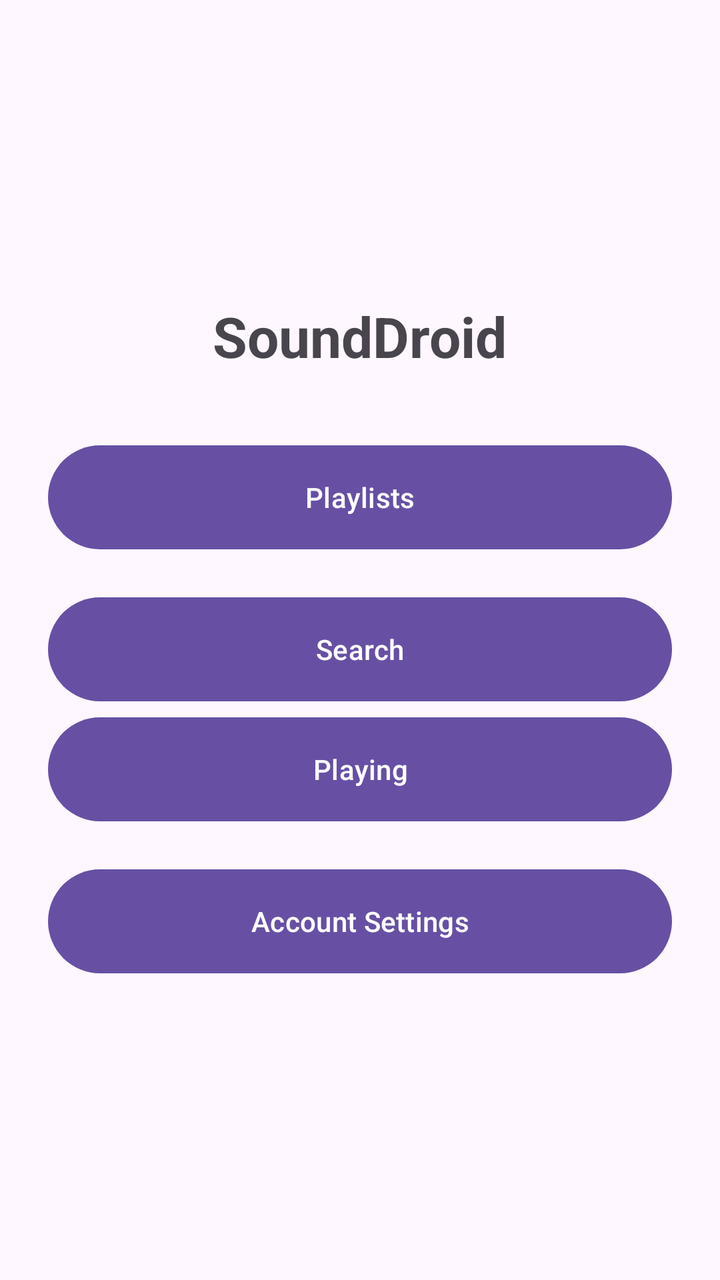
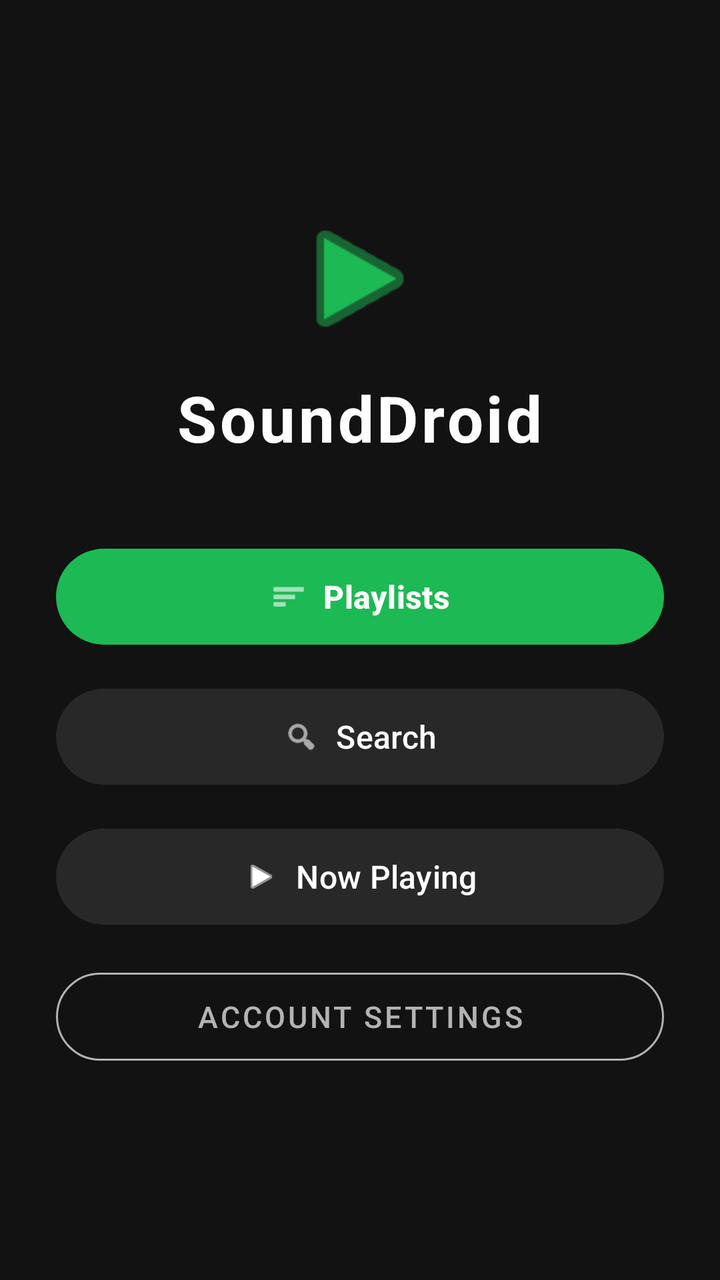

Two renders of the same Android screen: before a commit and after it. Below are the layout's source before the change and the commit's diff.
<!-- AndroidManifest.xml: application theme Theme.DSSMV_ProjectDroid_1230628_1222027 -->
<!-- res/layout/activity_main.xml -->
<?xml version="1.0" encoding="utf-8"?>
<LinearLayout xmlns:android="http://schemas.android.com/apk/res/android"
              android:id="@+id/main"
              android:layout_width="match_parent"
              android:layout_height="match_parent"
              android:gravity="center"
              android:orientation="vertical"
              android:padding="24dp">

    <TextView
            android:layout_width="wrap_content"
            android:layout_height="wrap_content"
            android:layout_marginBottom="32dp"
            android:text="SoundDroid"
            android:textSize="28sp"
            android:textStyle="bold" />

    <Button
            android:id="@+id/btnPlaylists"
            android:layout_width="match_parent"
            android:layout_height="60dp"
            android:layout_marginBottom="16dp"
            android:text="Playlists" />

    <Button
            android:id="@+id/btnSearch"
            android:layout_width="match_parent"
            android:layout_height="60dp"
            android:text="Search" />

    <Button
            android:id="@+id/btnPlayer"
            android:layout_width="match_parent"
            android:layout_height="60dp"
            android:layout_marginBottom="16dp"
            android:text="Playing" />

    <Button
            android:id="@+id/btnSettings"
            android:layout_width="match_parent"
            android:layout_height="60dp"
            android:text="Account Settings" />


</LinearLayout>
<!-- resources referenced by this layout -->
<resources>
  <style name="Theme.DSSMV_ProjectDroid_1230628_1222027" parent="Base.Theme.DSSMV_ProjectDroid_1230628_1222027" />
  <style name="Base.Theme.DSSMV_ProjectDroid_1230628_1222027" parent="Theme.Material3.DayNight.NoActionBar">
          
          
      </style>
</resources>

<!-- the commit's change to res/layout/activity_main.xml (unified diff, before → after) -->
@@ -1,45 +1,89 @@
 <?xml version="1.0" encoding="utf-8"?>
 <LinearLayout xmlns:android="http://schemas.android.com/apk/res/android"
+              xmlns:app="http://schemas.android.com/apk/res-auto"
               android:id="@+id/main"
               android:layout_width="match_parent"
               android:layout_height="match_parent"
+              android:background="#121212"
               android:gravity="center"
               android:orientation="vertical"
-              android:padding="24dp">
+              android:padding="28dp">
+
+    <ImageView
+            android:id="@+id/imgLogo"
+            android:layout_width="72dp"
+            android:layout_height="72dp"
+            android:layout_marginBottom="12dp"
+            android:contentDescription="SoundDroid Logo"
+            android:src="@android:drawable/ic_media_play"
+            app:tint="#1DB954" />
 
     <TextView
             android:layout_width="wrap_content"
             android:layout_height="wrap_content"
-            android:layout_marginBottom="32dp"
+            android:layout_marginBottom="40dp"
+            android:letterSpacing="0.05"
             android:text="SoundDroid"
-            android:textSize="28sp"
+            android:textColor="#FFFFFF"
+            android:textSize="32sp"
             android:textStyle="bold" />
 
-    <Button
+    <com.google.android.material.button.MaterialButton
             android:id="@+id/btnPlaylists"
             android:layout_width="match_parent"
-            android:layout_height="60dp"
-            android:layout_marginBottom="16dp"
-            android:text="Playlists" />
+            android:layout_height="56dp"
+            android:layout_marginBottom="14dp"
+            android:text="Playlists"
+            android:textColor="#FFFFFF"
+            android:textSize="16sp"
+            android:textStyle="bold"
+            app:backgroundTint="#1DB954"
+            app:cornerRadius="28dp"
+            app:icon="@android:drawable/ic_menu_sort_by_size"
+            app:iconGravity="textStart"
+            app:iconPadding="8dp"
+            app:iconTint="#FFFFFF" />
 
-    <Button
+    <com.google.android.material.button.MaterialButton
             android:id="@+id/btnSearch"
             android:layout_width="match_parent"
-            android:layout_height="60dp"
-            android:text="Search" />
+            android:layout_height="56dp"
+            android:layout_marginBottom="14dp"
+            android:text="Search"
+            android:textColor="#FFFFFF"
+            android:textSize="16sp"
+            app:backgroundTint="#282828"
+            app:cornerRadius="28dp"
+            app:icon="@android:drawable/ic_menu_search"
+            app:iconGravity="textStart"
+            app:iconPadding="8dp"
+            app:iconTint="#FFFFFF" />
 
-    <Button
+    <com.google.android.material.button.MaterialButton
             android:id="@+id/btnPlayer"
             android:layout_width="match_parent"
-            android:layout_height="60dp"
-            android:layout_marginBottom="16dp"
-            android:text="Playing" />
+            android:layout_height="56dp"
+            android:layout_marginBottom="14dp"
+            android:text="Now Playing"
+            android:textColor="#FFFFFF"
+            android:textSize="16sp"
+            app:backgroundTint="#282828"
+            app:cornerRadius="28dp"
+            app:icon="@android:drawable/ic_media_play"
+            app:iconGravity="textStart"
+            app:iconPadding="8dp"
+            app:iconTint="#FFFFFF" />
 
-    <Button
+    <com.google.android.material.button.MaterialButton
+            style="@style/Widget.MaterialComponents.Button.OutlinedButton"
             android:id="@+id/btnSettings"
             android:layout_width="match_parent"
-            android:layout_height="60dp"
-            android:text="Account Settings" />
-
+            android:layout_height="56dp"
+            android:text="Account Settings"
+            android:textColor="#B3B3B3"
+            android:textSize="15sp"
+            app:cornerRadius="28dp"
+            app:strokeColor="#B3B3B3"
+            app:strokeWidth="1dp" />
 
 </LinearLayout>
